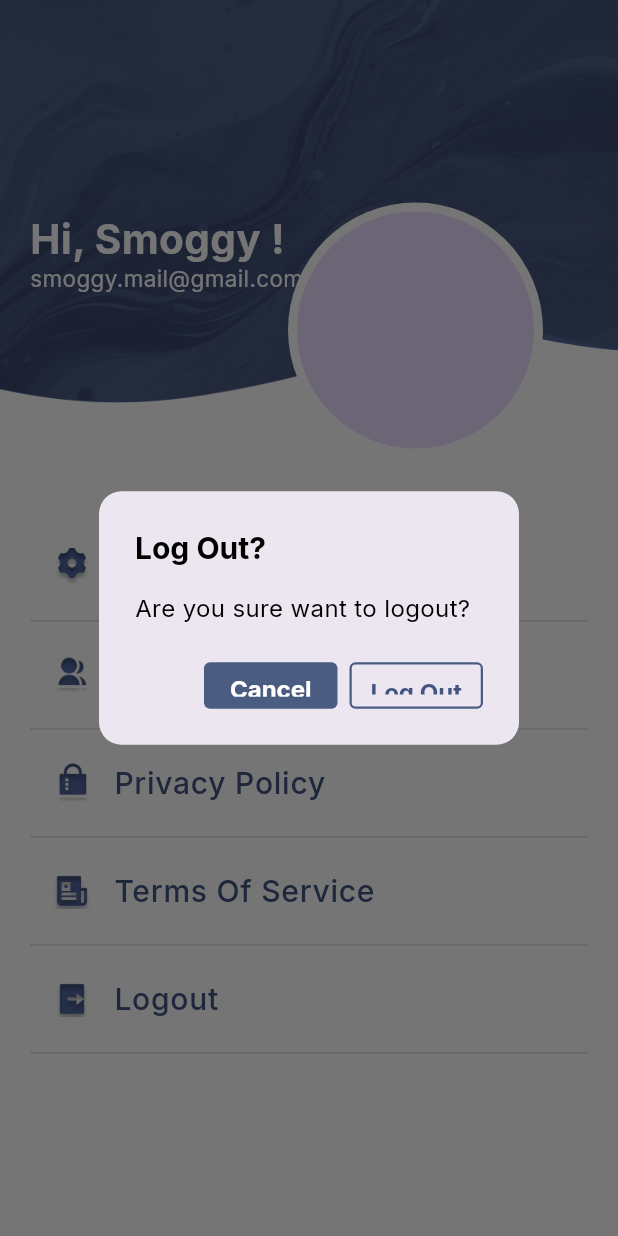
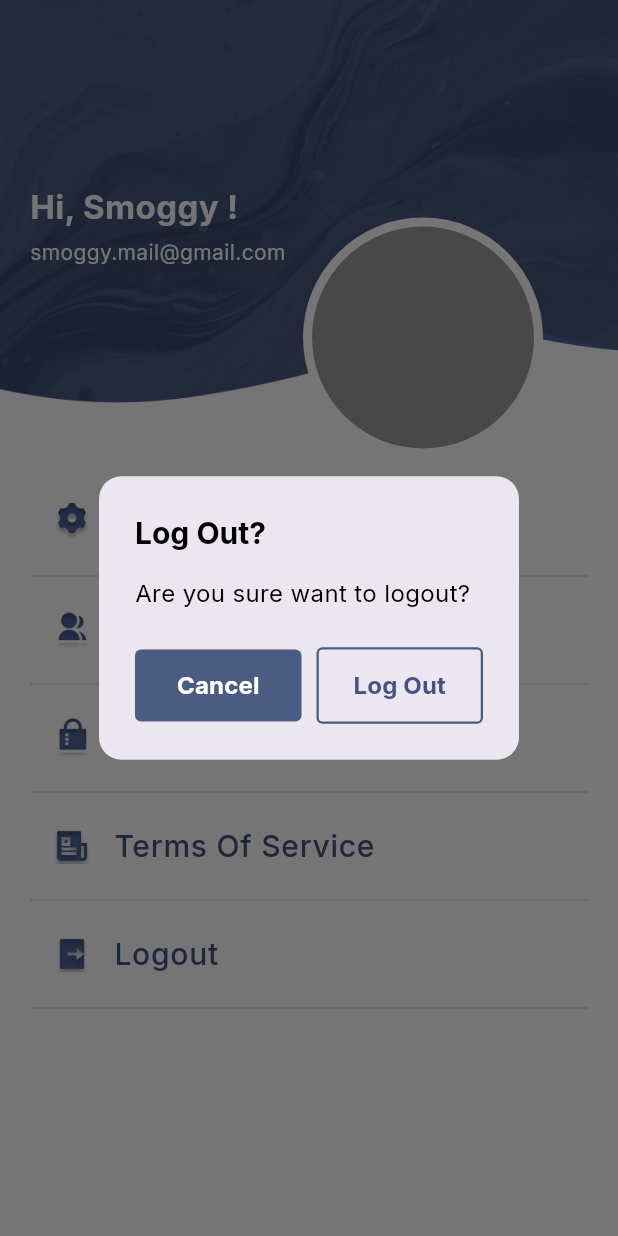
Before and after one commit to Alif-Fikri/JIR, a Flutter app: the ProfilePage screen opened by its route, after a tap on "Logout", on a phone screen of 412 x 824 dp. Run offline on Flutter 3.47's test engine with Material 3 defaults, Android fonts, the phone set to English and light mode, and no system bars; our stand-ins replace connectivity_plus, fl_chart, flutter_dotenv, flutter_map, geocoding, geolocator and 10 more; accounts and stored records are empty.

Commit message:
fixed bug profile page

```diff
--- a/lib/helper/initial_loading.dart
+++ b/lib/helper/initial_loading.dart
@@ -1,4 +1,3 @@
-import 'package:connectivity_plus/connectivity_plus.dart';
 import 'package:flutter/material.dart';
 import 'package:get/get.dart';
 import 'package:lottie/lottie.dart';
--- a/lib/helper/menu.dart
+++ b/lib/helper/menu.dart
@@ -13,7 +13,7 @@ class Menu extends StatefulWidget {
 }
 
 class _MenuState extends State<Menu> {
-  int _selectedIndex = 0;
+  int _selectedIndex = 3;
 
   final List<Widget> _pages = [
     const HomePage(),
--- a/lib/main.dart
+++ b/lib/main.dart
@@ -33,8 +33,8 @@ class MyApp extends StatelessWidget {
       initialRoute: AppRoutes.initial,
       getPages: AppRoutes.getPages,
       unknownRoute: GetPage(
-        name: '/home',
-        page: () => HomePage(),
+        name: '/profile',
+        page: () => ProfilePage(),
       ),
     );
   }
--- a/lib/pages/profile/privacy_policy.dart
+++ b/lib/pages/profile/privacy_policy.dart
@@ -7,6 +7,7 @@ class PrivacyPolicy extends StatelessWidget {
   @override
   Widget build(BuildContext context) {
     return Scaffold(
+      backgroundColor: Colors.white,
       appBar: AppBar(
         title: const Text('Privacy Policy'),
         titleTextStyle: GoogleFonts.inter(
@@ -54,11 +55,11 @@ class PrivacyPolicy extends StatelessWidget {
                   'Lorem ipsum dolor sit amet, consectetur adipiscing elit.',
                   style: GoogleFonts.inter(
                     fontSize: 14,
-                    height: 1.5, // Jarak antarbaris teks
+                    height: 1.5,
                     color: Colors.black,
                   ),
                   textAlign:
-                      TextAlign.justify, // Mengatur teks agar rata kiri-kanan
+                      TextAlign.justify,
                 ),
               ),
             ),
--- a/lib/pages/profile/profile.dart
+++ b/lib/pages/profile/profile.dart
@@ -57,7 +57,7 @@ class ProfilePage extends StatelessWidget {
       body: Column(
         children: [
           Stack(
-            alignment: Alignment.center,
+            alignment: Alignment.centerLeft,
             children: [
               Container(
                 height: 320,
@@ -68,45 +68,51 @@ class ProfilePage extends StatelessWidget {
                   ),
                 ),
               ),
-              Positioned(
-                top: 140,
-                left: 20,
-                child: Text(
+              Padding(
+                padding: const EdgeInsets.only(left: 20.0, bottom: 20),
+                child: Column(
+                  crossAxisAlignment: CrossAxisAlignment.start,
+                  children: [
+                    Text(
                       'Hi, Smoggy !',
                       style: GoogleFonts.inter(
-                    fontSize: 27,
+                        fontSize: 22,
                         color: Colors.white,
                         fontWeight: FontWeight.bold,
                       ),
+                      maxLines: 1,
+                      overflow: TextOverflow.ellipsis,
+                    ),
+                    const SizedBox(height: 5),
+                    Text(
+                      'smoggy.mail@gmail.com',
+                      style: GoogleFonts.inter(
+                        fontSize: 14,
+                        color: Colors.white,
+                      ),
+                      maxLines: 1,
+                      overflow: TextOverflow.ellipsis,
+                    ),
+                  ],
                 ),
               ),
               Positioned(
-                top: 175,
-                left: 20,
-                child: Text(
-                  'smoggy.mail@gmail.com',
-                  style: GoogleFonts.inter(
-                    fontSize: 15,
-                    color: Colors.white,
-                  ),
-                ),
-              ),
-              const Positioned(
+                right: 50,
                 bottom: 15,
-                right: 50,
+                child: SizedBox(
+                  width: 160,
+                  height: 160,
                   child: CircleAvatar(
-                  radius: 85,
                     backgroundColor: Colors.white,
                     child: CircleAvatar(
-                    radius: 79,
-                    backgroundImage:
-                        NetworkImage('https://via.placeholder.com/150'),
+                      radius: 74,
+                      backgroundColor: Colors.grey,
+                    ),
                   ),
                 ),
               ),
             ],
           ),
-          const SizedBox(height: 30),
           Expanded(
             child: Padding(
               padding: const EdgeInsets.symmetric(horizontal: 20.0),
@@ -241,9 +247,12 @@ class LogoutDialog {
             ),
           ),
           actions: [
-            Container(
-              height: 31.0,
-              width: 89.0,
+            Expanded(
+              child: Row(
+                mainAxisAlignment: MainAxisAlignment.spaceEvenly,
+                children: [
+                  Expanded(
+                    child: Container(
                       decoration: BoxDecoration(
                           borderRadius: BorderRadius.circular(4),
                           color: const Color(0xff4B5C82)),
@@ -253,22 +262,26 @@ class LogoutDialog {
                         },
                         style: TextButton.styleFrom(
                           foregroundColor: Colors.white,
-                  textStyle: GoogleFonts.inter(
-                    color: Colors.white,
+                        ),
+                        child: FittedBox(
+                          child: Text(
+                            'Cancel',
+                            style: GoogleFonts.inter(
                               fontSize: 16,
                               fontWeight: FontWeight.bold,
                             ),
                           ),
-                child: const Text('Cancel'),
                         ),
                       ),
-            Container(
-              height: 31.0,
-              width: 89.0,
+                    ),
+                  ),
+                  const SizedBox(width: 10),
+                  Expanded(
+                    child: Container(
                       decoration: BoxDecoration(
                           borderRadius: BorderRadius.circular(4),
-                  border:
-                      Border.all(color: const Color(0xff4B5C82), width: 1.5)),
+                          border: Border.all(
+                              color: const Color(0xff4B5C82), width: 1.5)),
                       child: TextButton(
                         onPressed: () async {
                           Navigator.of(context).pop();
@@ -276,12 +289,20 @@ class LogoutDialog {
                         },
                         style: TextButton.styleFrom(
                           foregroundColor: const Color(0xFF435482),
-                  textStyle: GoogleFonts.inter(
+                        ),
+                        child: FittedBox(
+                          child: Text(
+                            'Log Out',
+                            style: GoogleFonts.inter(
                               fontSize: 16,
                               fontWeight: FontWeight.bold,
                             ),
                           ),
-                child: const Text('Log Out'),
+                        ),
+                      ),
+                    ),
+                  ),
+                ],
               ),
             ),
           ],
--- a/lib/services/internet_service/internet_service.dart
+++ b/lib/services/internet_service/internet_service.dart
@@ -1,6 +1,5 @@
 import 'dart:async';
 import 'package:connectivity_plus/connectivity_plus.dart';
-import 'package:flutter/material.dart';
 import 'package:get/get.dart';
 import 'package:smartcitys/app/routes/app_routes.dart';
 import 'package:smartcitys/helper/no_connection.dart';
```
Also changed, not shown: lib/pages/profile/about.dart (+7 -4 lines), lib/pages/profile/settings/settings_page.dart (+9 -13 lines), lib/pages/profile/terms_of_service.dart (+7 -4 lines). Lines whose indentation alone changed are shown as unchanged.
